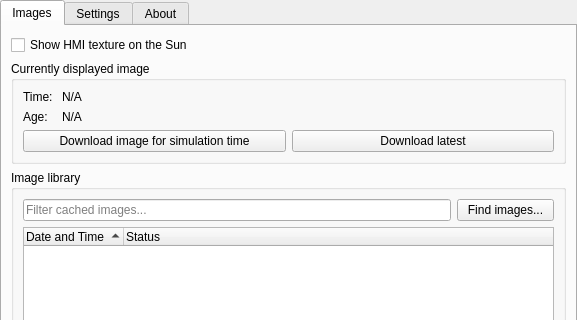
This is plugins/Sunspots/src/gui/sunspotsDialog.ui in 10110111/stellarium as Qt 5 draws it before an edit; both pictures show x 0 to 577 and y 0 to 320 of the 577 by 799 pixel window. The edited form follows.
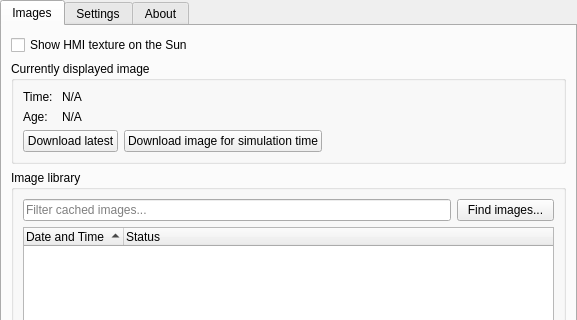
This is the edited form. Custom widgets are drawn as their Qt base class.

Commit message: hide irrelevant button

```diff
--- a/plugins/Sunspots/src/gui/sunspotsDialog.ui
+++ b/plugins/Sunspots/src/gui/sunspotsDialog.ui
@@ -193,13 +193,6 @@
           </item>
           <item row="2" column="0" colspan="2">
            <layout class="QHBoxLayout" name="horizontalLayout">
-            <item>
-             <widget class="QPushButton" name="downloadForSimTimeBtn">
-              <property name="text">
-               <string>Download image for simulation time</string>
-              </property>
-             </widget>
-            </item>
             <item>
              <widget class="QPushButton" name="downloadLatestBtn">
               <property name="text">
@@ -207,6 +200,26 @@
               </property>
              </widget>
             </item>
+            <item>
+             <widget class="QPushButton" name="downloadForSimTimeBtn">
+              <property name="text">
+               <string>Download image for simulation time</string>
+              </property>
+             </widget>
+            </item>
+            <item>
+             <spacer name="horizontalSpacer">
+              <property name="orientation">
+               <enum>Qt::Horizontal</enum>
+              </property>
+              <property name="sizeHint" stdset="0">
+               <size>
+                <width>40</width>
+                <height>20</height>
+               </size>
+              </property>
+             </spacer>
+            </item>
            </layout>
           </item>
          </layout>
```
The commit also changes 1 other file.
